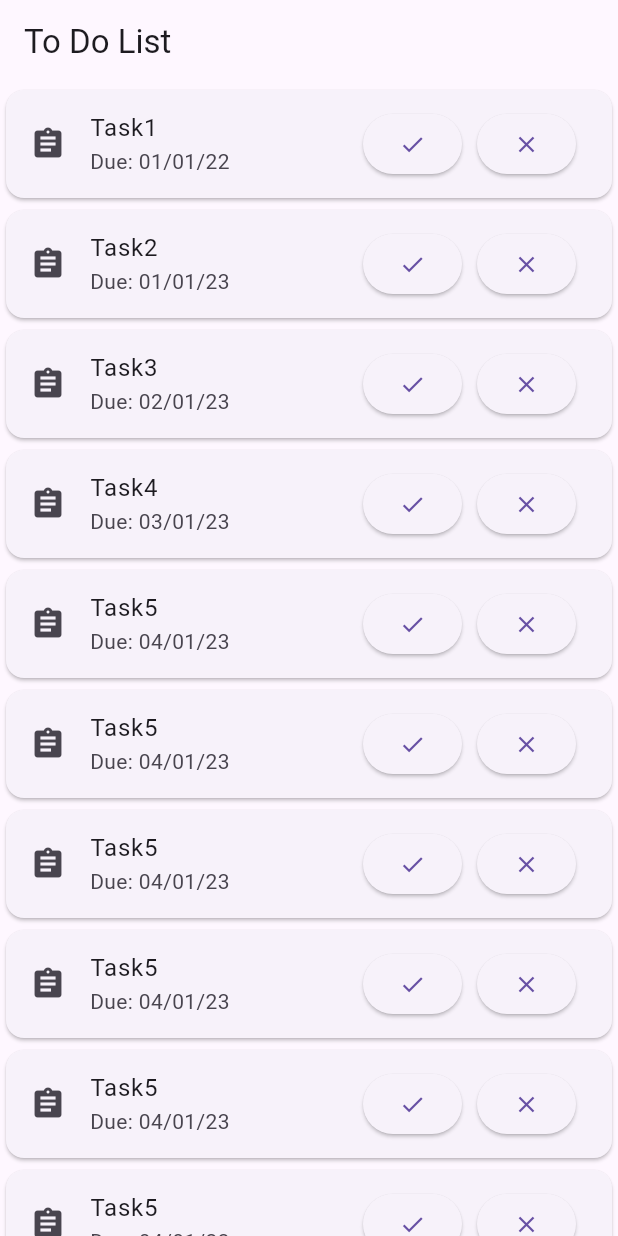
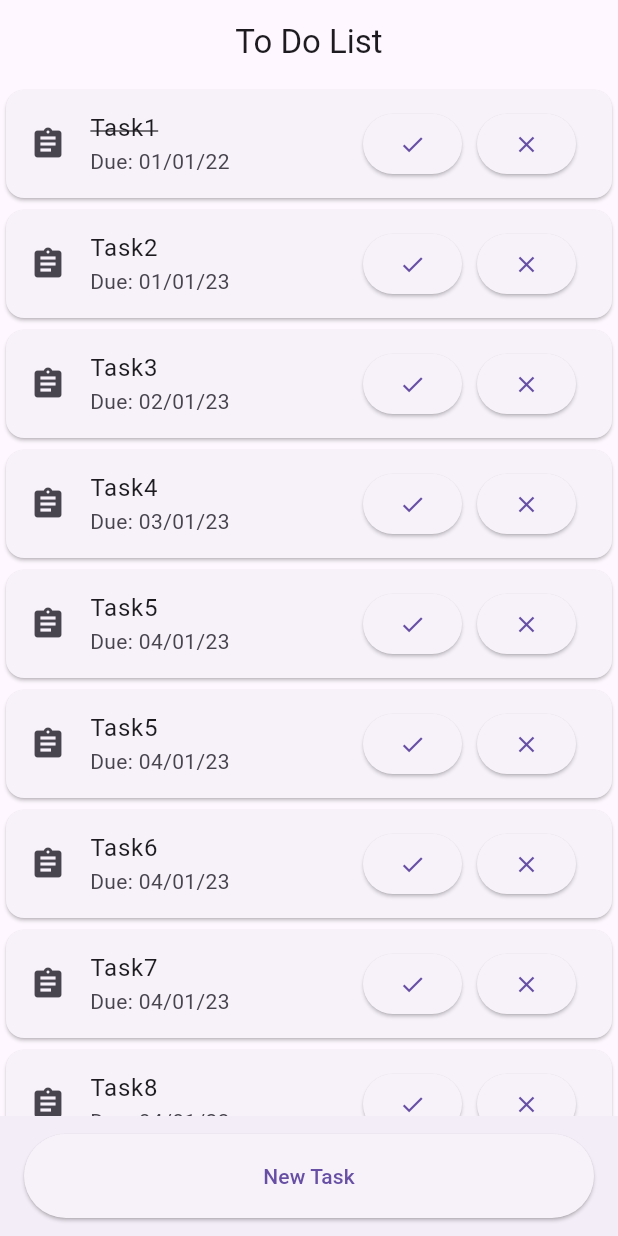
Before and after one commit to 1q2a1/flutter_todolist, a Flutter app: the screen it shows after launch, after a tap on the "check" icon, on a phone screen of 412 x 824 dp. Run offline on Flutter 3.47's test engine with Material 3 defaults, Android fonts, the phone set to English and light mode, and no system bars.

Commit message:
Added state to TodoCard and implement handleDone function

```diff
--- a/lib/screens/home/home.dart
+++ b/lib/screens/home/home.dart
@@ -8,21 +8,24 @@ class Home extends StatelessWidget {
 
   @override
   Widget build(BuildContext context) {
-    final List<Map<String, String>> todoItems = [
-      {"task": "Task1", "dueDate": "01/01/22"},
-      {"task": "Task2", "dueDate": "01/01/23"},
-      {"task": "Task3", "dueDate": "02/01/23"},
-      {"task": "Task4", "dueDate": "03/01/23"},
-      {"task": "Task5", "dueDate": "04/01/23"},
-      {"task": "Task5", "dueDate": "04/01/23"},
-      {"task": "Task5", "dueDate": "04/01/23"},
-      {"task": "Task5", "dueDate": "04/01/23"},
-      {"task": "Task5", "dueDate": "04/01/23"},
-      {"task": "Task5", "dueDate": "04/01/23"},
+    final List todoItems = [
+      {"key": 1, "task": "Task1", "dueDate": "01/01/22"},
+      {"key": 2, "task": "Task2", "dueDate": "01/01/23"},
+      {"key": 3, "task": "Task3", "dueDate": "02/01/23"},
+      {"key": 4, "task": "Task4", "dueDate": "03/01/23"},
+      {"key": 5, "task": "Task5", "dueDate": "04/01/23"},
+      {"key": 6, "task": "Task5", "dueDate": "04/01/23"},
+      {"key": 7, "task": "Task6", "dueDate": "04/01/23"},
+      {"key": 8, "task": "Task7", "dueDate": "04/01/23"},
+      {"key": 9, "task": "Task8", "dueDate": "04/01/23"},
+      {"key": 10, "task": "Task9", "dueDate": "04/01/23"},
+      {"key": 11, "task": "Task10", "dueDate": "04/01/23"},
+      {"key": 12, "task": "Task11", "dueDate": "04/01/23"},
+      {"key": 13, "task": "Task12", "dueDate": "04/01/23"},
     ];
 
     return Scaffold(
-        appBar: AppBar(title: const Text("To Do List")),
+      appBar: AppBar(title: const Center(child: Text("To Do List"))),
       body: todoItems.isNotEmpty
           ? ListView.builder(
               itemCount: todoItems.length,
@@ -35,6 +38,12 @@ class Home extends StatelessWidget {
               child: Text(
                 "Nothing To Do",
               ),
-              ));
+            ),
+      bottomNavigationBar: BottomAppBar(
+          child: ElevatedButton(
+        onPressed: () {},
+        child: const Text("New Task"),
+      )),
+    );
   }
 }
--- a/lib/screens/home/todo_card.dart
+++ b/lib/screens/home/todo_card.dart
@@ -2,13 +2,30 @@ import 'package:flutter/material.dart';
 import 'package:flutter/src/widgets/framework.dart';
 import 'package:flutter/src/widgets/placeholder.dart';
 
-class TodoCard extends StatelessWidget {
+class TodoCard extends StatefulWidget {
   final String task;
   final String dueDate;
-  const TodoCard({super.key, required this.task, required this.dueDate});
+
+  TodoCard({super.key, required this.task, required this.dueDate});
+
+  @override
+  State<TodoCard> createState() => _TodoCardState();
+}
+
+class _TodoCardState extends State<TodoCard> {
+  bool _completed = false;
 
   void _handleDoneButtonPressed() {
-    print('done');
+    setState(() {
+      _completed = !_completed;
+    });
+
+    print(widget.task);
+    print(_completed);
+  }
+
+  void _handleDeleteButtonPressed() {
+    print('del presssed');
   }
 
   @override
@@ -19,17 +36,19 @@ class TodoCard extends StatelessWidget {
         children: <Widget>[
           ListTile(
             leading: const Icon(Icons.assignment),
-            title: Text(task),
-            subtitle: Text("Due: $dueDate"),
+            title: Text(widget.task,
+                style: TextStyle(
+                    decoration: _completed ? TextDecoration.lineThrough : TextDecoration.none)),
+            subtitle: Text("Due: ${widget.dueDate}"),
             trailing: Row(mainAxisSize: MainAxisSize.min, children: [
               ElevatedButton(
+                onPressed: _handleDoneButtonPressed,
                 child: const Icon(Icons.check),
-                onPressed: () {},
               ),
               const SizedBox(width: 10),
               ElevatedButton(
+                onPressed: _handleDeleteButtonPressed,
                 child: const Icon(Icons.close),
-                onPressed: () {},
               )
             ]),
           ),
```
Lines whose indentation alone changed are shown as unchanged.
